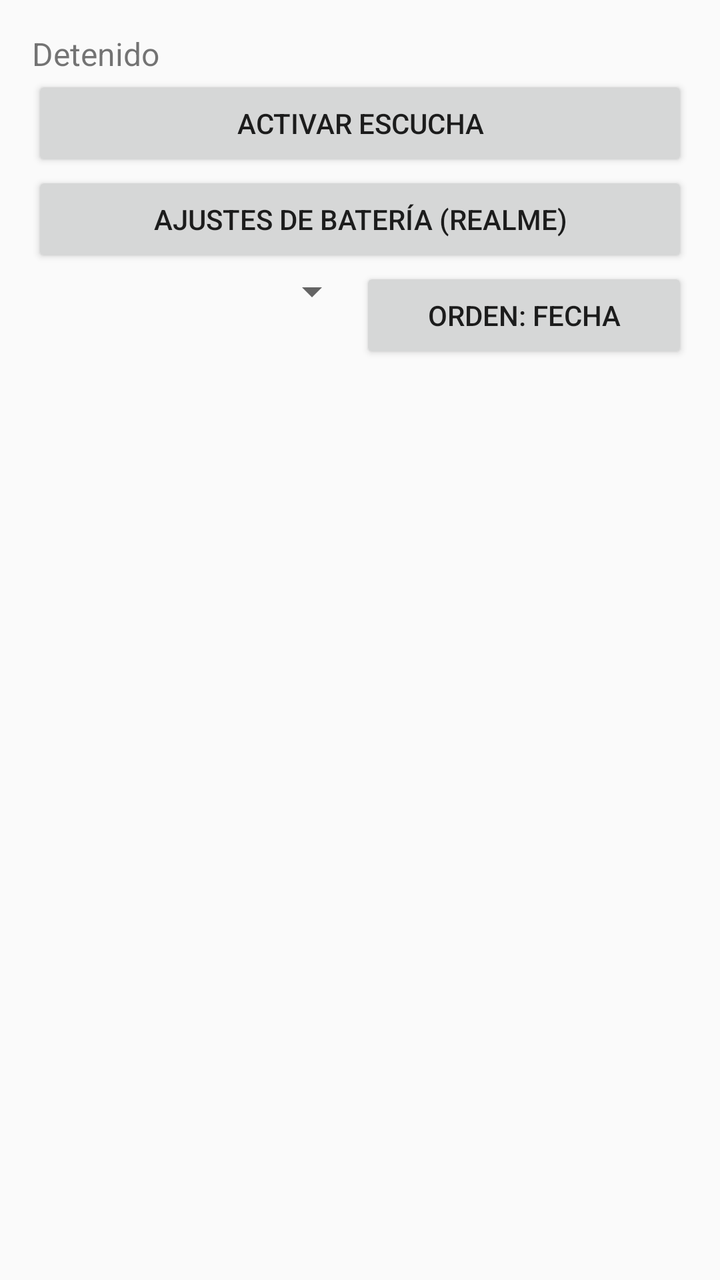
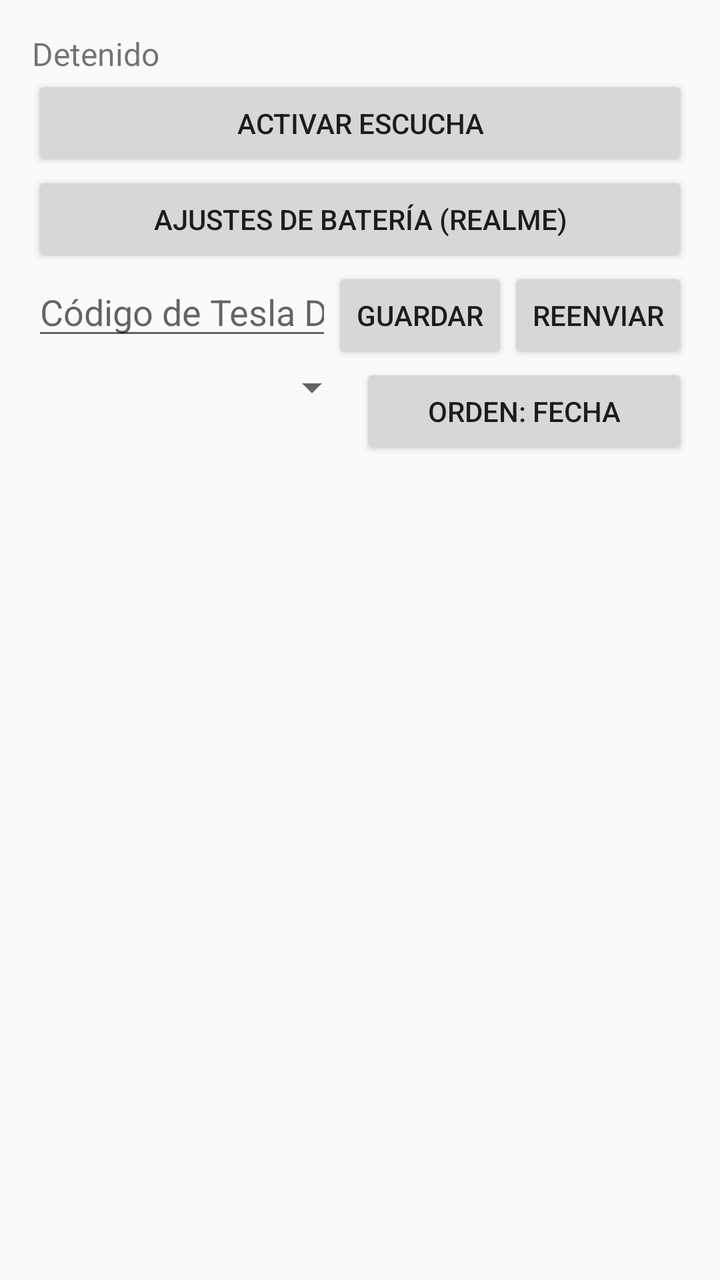

Before-and-after screenshots of an Android layout around one commit, followed by the original layout XML and the change that was made.
<!-- AndroidManifest.xml: application theme android:Theme.Material.Light.NoActionBar -->
<!-- res/layout/activity_main.xml -->
<?xml version="1.0" encoding="utf-8"?>
<LinearLayout xmlns:android="http://schemas.android.com/apk/res/android"
    android:layout_width="match_parent"
    android:layout_height="match_parent"
    android:orientation="vertical"
    android:padding="16dp">

    <TextView
        android:id="@+id/status"
        android:layout_width="match_parent"
        android:layout_height="wrap_content"
        android:textSize="16sp"
        android:text="Detenido" />

    <Button
        android:id="@+id/toggle"
        android:layout_width="match_parent"
        android:layout_height="wrap_content"
        android:text="Activar escucha" />

    <Button
        android:id="@+id/battery"
        android:layout_width="match_parent"
        android:layout_height="wrap_content"
        android:text="Ajustes de batería (Realme)" />

    <LinearLayout
        android:layout_width="match_parent"
        android:layout_height="wrap_content"
        android:orientation="horizontal">

        <Spinner
            android:id="@+id/filter"
            android:layout_width="0dp"
            android:layout_height="wrap_content"
            android:layout_weight="1" />

        <Button
            android:id="@+id/sort"
            android:layout_width="0dp"
            android:layout_height="wrap_content"
            android:layout_weight="1"
            android:text="Orden: fecha" />
    </LinearLayout>

    <ListView
        android:id="@+id/list"
        android:layout_width="match_parent"
        android:layout_height="0dp"
        android:layout_weight="1" />
</LinearLayout>
<!-- resources referenced by this layout -->
<resources>

</resources>

<!-- the commit's change to res/layout/activity_main.xml (unified diff, before → after) -->
@@ -29,6 +29,33 @@
         android:layout_height="wrap_content"
         android:orientation="horizontal">
 
+        <EditText
+            android:id="@+id/code"
+            android:layout_width="0dp"
+            android:layout_height="wrap_content"
+            android:layout_weight="1"
+            android:hint="Código de Tesla Drive"
+            android:inputType="textNoSuggestions"
+            android:singleLine="true" />
+
+        <Button
+            android:id="@+id/codeSave"
+            android:layout_width="wrap_content"
+            android:layout_height="wrap_content"
+            android:text="Guardar" />
+
+        <Button
+            android:id="@+id/resend"
+            android:layout_width="wrap_content"
+            android:layout_height="wrap_content"
+            android:text="Reenviar" />
+    </LinearLayout>
+
+    <LinearLayout
+        android:layout_width="match_parent"
+        android:layout_height="wrap_content"
+        android:orientation="horizontal">
+
         <Spinner
             android:id="@+id/filter"
             android:layout_width="0dp"
